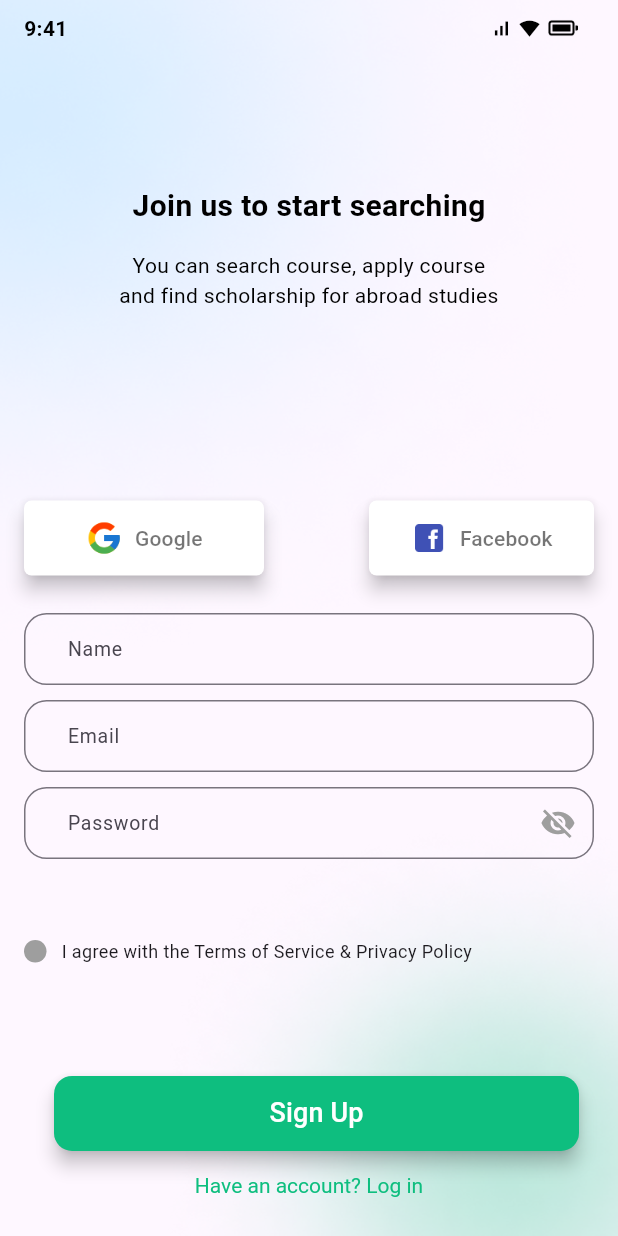
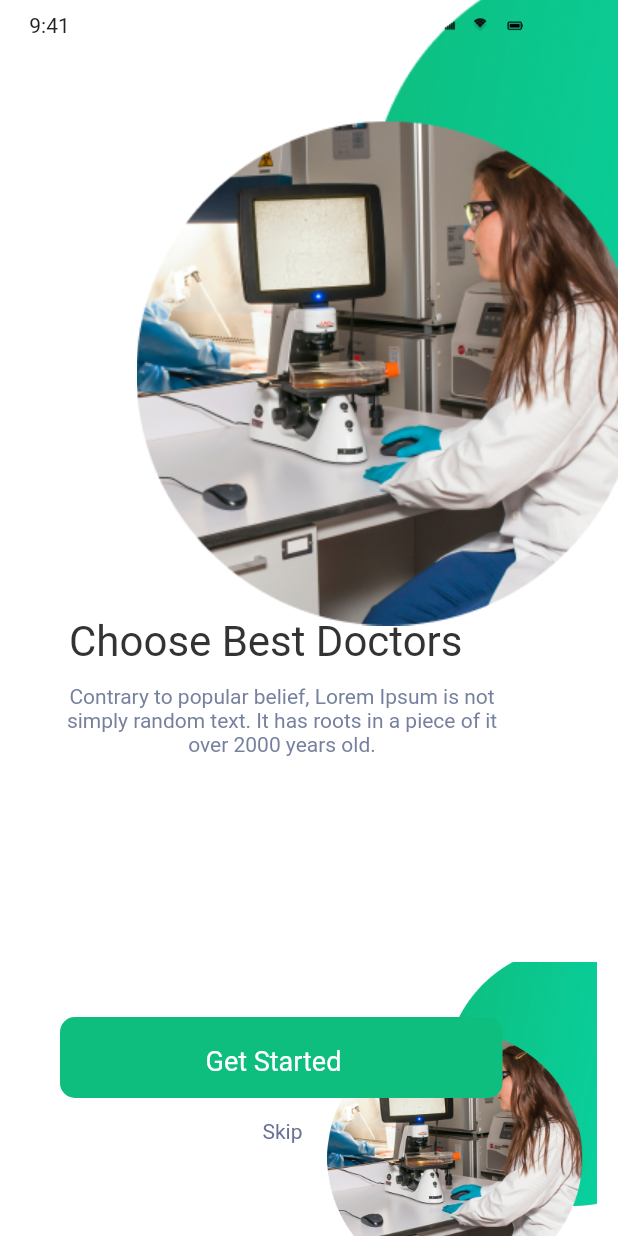
Before and after one commit to bangpaik/SLICING-UI, a Flutter app: the screen it shows after launch, on a phone screen of 412 x 824 dp. Run offline on Flutter 3.47's test engine with Material 3 defaults, Android fonts, the phone set to English and light mode, and no system bars; Roboto replaces fonts that are missing (Rubik-Bold, Rubik-Medium, Rubik-Regular).

Commit message:
bingung, wkwkwk..

```diff
--- a/slicing_ui/lib/main.dart
+++ b/slicing_ui/lib/main.dart
@@ -1,4 +1,5 @@
 import 'package:flutter/material.dart';
+import 'package:slicing_ui/screen_pages/1splash_screen.dart';
 import 'package:slicing_ui/screen_pages/16sign_up_screen.dart';
 
 void main() {
@@ -13,7 +14,7 @@ class MyApp extends StatelessWidget {
       theme: ThemeData(
         primarySwatch: Colors.blue,
       ),
-      home: SignUpScreen(), //
+      home: SplashScreen(), //
       debugShowCheckedModeBanner: false, // Menghilangkan banner debug
     );
   }
--- a/slicing_ui/lib/screen_pages/1splash_screen.dart
+++ b/slicing_ui/lib/screen_pages/1splash_screen.dart
@@ -1,6 +1,6 @@
 import 'dart:async';
 import 'package:flutter/material.dart';
-import 'package:slicing_ui/screen_pages/2on_boarding1.dart';
+import 'package:slicing_ui/screen_pages/3on_boarding2.dart';
 
 
 class SplashScreen extends StatelessWidget {
@@ -14,7 +14,7 @@ class SplashScreen extends StatelessWidget {
     Timer(Duration(seconds: 3), () {
       Navigator.pushReplacement(
         context,
-        MaterialPageRoute(builder: (context) => OnBoarding1()), // Ganti OnBoarding1 dengan halaman tujuan yang sesuai
+        MaterialPageRoute(builder: (context) => OnBoarding2()), // Ganti OnBoarding1 dengan halaman tujuan yang sesuai
       );
     });
 
--- a/slicing_ui/lib/screen_pages/2on_boarding1.dart
+++ b/slicing_ui/lib/screen_pages/2on_boarding1.dart
@@ -19,24 +19,25 @@ class OnBoarding1 extends StatelessWidget {
               top: 0,
               child: Image.asset(
                 'images/ellipse_153.png',
-        width: screenSize.width,
-        height: screenSize.height,
+                width: screenSize.width * 0.5, // Mengubah lebar gambar menjadi setengah dari lebar layar
+                height: screenSize.height * 0.5, // Mengubah tinggi gambar menjadi setengah dari tinggi layar
                 fit: BoxFit.fill,
               ),
             ),
             Positioned(
-    right: 0,
-    bottom: 0,
+              left: (screenSize.width - screenSize.width * 0.5) / 2,
+              top: (screenSize.height - screenSize.height * 0.5) / 2,
               child: Image.asset(
                 'images/ellipse_154.png',
-    width: screenSize.width,
-    height: screenSize.height,
+                width: screenSize.width * 0.5,
+                height: screenSize.height * 0.4,
                 fit: BoxFit.fill,
               ),
             ),
-    Positioned(
-    left: screenSize.width * 0.14,
-    top: screenSize.height * 0.79,
+
+            Align(
+              alignment: Alignment.bottomCenter,
+              child: Container(
                 width: screenSize.width * 0.38,
                 height: screenSize.height * 0.25,
                 child: GestureDetector(
@@ -52,14 +53,14 @@ class OnBoarding1 extends StatelessWidget {
                     child: Stack(
                       children: [
                         Positioned(
-    left: screenSize.width * 0.12,
+                          left: screenSize.width * 0.10,
                           top: screenSize.height * 0.18,
                           child: Text(
                             'Skip',
                             textAlign: TextAlign.center,
                             style: TextStyle(
                               decoration: TextDecoration.none,
-    fontSize: 14,
+                              fontSize: 10,
                               color: const Color(0xff677294),
                               fontFamily: 'Rubik-Regular',
                               fontWeight: FontWeight.normal,
@@ -68,12 +69,12 @@ class OnBoarding1 extends StatelessWidget {
                         ),
                         Positioned(
                           left: 0,
-    width: screenSize.width * 0.38,
+                          width: screenSize.width * 0.22,
                           top: 0,
-    height: screenSize.height * 0.13,
+                          height: screenSize.height * 0.10,
                           child: Container(
-    width: screenSize.width * 0.38,
-    height: screenSize.height * 0.13,
+                            width: screenSize.width * 0.25,
+                            height: screenSize.height * 0.10,
                             decoration: BoxDecoration(
                               color: const Color(0xff0ebe7f),
                               borderRadius: BorderRadius.circular(10),
@@ -84,7 +85,7 @@ class OnBoarding1 extends StatelessWidget {
                                 textAlign: TextAlign.center,
                                 style: TextStyle(
                                   decoration: TextDecoration.none,
-    fontSize: 18,
+                                  fontSize: 14,
                                   color: const Color(0xffffffff),
                                   fontFamily: 'Rubik-Medium',
                                   fontWeight: FontWeight.normal,
@@ -98,6 +99,9 @@ class OnBoarding1 extends StatelessWidget {
                   ),
                 ),
               ),
+            ),
+
+
             Positioned(
               left: screenSize.width * 0.06,
               top: screenSize.height * 0.63,
@@ -110,10 +114,10 @@ class OnBoarding1 extends StatelessWidget {
                     top: 0,
                     child: Text(
                       'Find Trusted Doctors',
-    textAlign: TextAlign.center,
+                      textAlign: TextAlign.center, // Mengatur teks rata tengah
                       style: TextStyle(
                         decoration: TextDecoration.none,
-    fontSize: screenSize.width * 0.07,
+                        fontSize: screenSize.width * 0.05,
                         color: const Color(0xff333333),
                         fontFamily: 'Rubik-Medium',
                         fontWeight: FontWeight.normal,
@@ -127,10 +131,10 @@ class OnBoarding1 extends StatelessWidget {
                     height: screenSize.height * 0.06,
                     child: Text(
                       'Contrary to popular belief, Lorem Ipsum is not simply random text. It has roots in a piece of it over 2000 years old.',
-    textAlign: TextAlign.center,
+                      textAlign: TextAlign.center, // Mengatur teks rata tengah
                       style: TextStyle(
                         decoration: TextDecoration.none,
-    fontSize: screenSize.width * 0.04,
+                        fontSize: screenSize.width * 0.02,
                         color: const Color(0xe5677294),
                         fontFamily: 'Rubik-Regular',
                         fontWeight: FontWeight.normal,
@@ -140,6 +144,9 @@ class OnBoarding1 extends StatelessWidget {
                 ],
               ),
             ),
+
+
+
             Positioned(
               left: screenSize.width * 0.01,
               top: screenSize.height * 0.01,
@@ -176,21 +183,33 @@ class OnBoarding1 extends StatelessWidget {
                           width: screenSize.width * 0.06,
                           top: screenSize.height * 0.005,
                           height: screenSize.height * 0.025,
-        child: Image.asset('images/battery.png', width: screenSize.width * 0.06, height: screenSize.height * 0.025,),
+                          child: Image.asset(
+                            'images/battery.png',
+                            width: screenSize.width * 0.06,
+                            height: screenSize.height * 0.025,
+                          ),
                         ),
                         Positioned(
                           right: screenSize.width * 0.08,
                           width: screenSize.width * 0.04,
                           top: screenSize.height * 0.005,
                           height: screenSize.height * 0.025,
-        child: Image.asset('images/imageWifi_513.png', width: screenSize.width * 0.04, height: screenSize.height * 0.025,),
+                          child: Image.asset(
+                            'images/imageWifi_3117.png',
+                            width: screenSize.width * 0.04,
+                            height: screenSize.height * 0.025,
+                          ),
                         ),
                         Positioned(
                           right: screenSize.width * 0.04,
                           width: screenSize.width * 0.05,
                           top: screenSize.height * 0.005,
                           height: screenSize.height * 0.025,
-        child: Image.asset('images/signal.png', width: screenSize.width * 0.05, height: screenSize.height * 0.025,),
+                          child: Image.asset(
+                            'images/signal.png',
+                            width: screenSize.width * 0.05,
+                            height: screenSize.height * 0.025,
+                          ),
                         ),
                       ],
                     ),
--- /dev/null
+++ b/slicing_ui/lib/screen_pages/3on_boarding2.dart
@@ -0,0 +1,202 @@
+import 'package:flutter/material.dart';
+
+class OnBoarding2 extends StatefulWidget {
+  OnBoarding2({super.key});
+
+  @override
+  State<StatefulWidget> createState() => _OnBoarding2();
+}
+
+class _OnBoarding2 extends State<OnBoarding2> {
+  @override
+  Widget build(BuildContext context) {
+    return Container(
+      color: Colors.white,
+      child: Container(
+        width: 375,
+        height: 812,
+        decoration: BoxDecoration(
+          color: const Color(0xffffffff),
+        ),
+        child: Stack(
+          children: [
+            Positioned(
+              left: 200,
+              width: 216,
+              top: 641,
+              height: 216,
+              child: Image.asset('images/imageBg_169568.png', width: 216, height: 216,),
+            ),
+            Positioned(
+              left: 40,
+              width: 295,
+              top: 678,
+              height: 91,
+              child: Container(
+                width: 295,
+                height: 91,
+                decoration: BoxDecoration(
+                  borderRadius: BorderRadius.circular(10),
+                ),
+                child: Stack(
+                  children: [
+                    Positioned(
+                      left: 135,
+                      top: 68,
+                      child: Text(
+                        'Skip',
+                        textAlign: TextAlign.center,
+                        style: TextStyle(decoration: TextDecoration.none, fontSize: 14, color: const Color(0xff677294), fontFamily: 'Rubik-Regular', fontWeight: FontWeight.normal),
+                        maxLines: 9999,
+                        overflow: TextOverflow.ellipsis,
+                      ),
+                    ),
+                    Positioned(
+                      left: 0,
+                      width: 295,
+                      top: 0,
+                      height: 54,
+                      child: Container(
+                        width: 295,
+                        height: 54,
+                        decoration: BoxDecoration(
+                          borderRadius: BorderRadius.circular(10),
+                        ),
+                        child: Stack(
+                          children: [
+                            Positioned(
+                              left: 0,
+                              width: 295,
+                              top: 0,
+                              height: 54,
+                              child: Container(
+                                width: 295,
+                                height: 54,
+                                decoration: BoxDecoration(
+                                  color: const Color(0xff0ebe7f),
+                                  borderRadius: BorderRadius.circular(10),
+                                ),
+                              ),
+                            ),
+                            Positioned(
+                              left: 97,
+                              width: 102,
+                              top: 19,
+                              height: 17,
+                              child: Text(
+                                'Get Started',
+                                textAlign: TextAlign.left,
+                                style: TextStyle(decoration: TextDecoration.none, fontSize: 18, color: const Color(0xffffffff), fontFamily: 'Rubik-Medium', fontWeight: FontWeight.normal),
+                                maxLines: 9999,
+                                overflow: TextOverflow.ellipsis,
+                              ),
+                            ),
+                          ],
+                        ),
+                      ),
+                    ),
+                  ],
+                ),
+              ),
+            ),
+            Positioned(
+              left: 36,
+              width: 304,
+              top: 411,
+              height: 115,
+              child: Stack(
+                children: [
+                  Positioned(
+                    left: 10,
+                    top: 0,
+                    child: Text(
+                      'Choose Best Doctors',
+                      textAlign: TextAlign.center,
+                      style: TextStyle(decoration: TextDecoration.none, fontSize: 28, color: const Color(0xff333333), fontFamily: 'Rubik-Medium', fontWeight: FontWeight.normal),
+                      maxLines: 9999,
+                      overflow: TextOverflow.ellipsis,
+                    ),
+                  ),
+                  Positioned(
+                    left: 0,
+                    width: 304,
+                    top: 45,
+                    height: 70,
+                    child: Text(
+                      'Contrary to popular belief, Lorem Ipsum is not simply random text. It has roots in a piece of it over 2000 years old.',
+                      textAlign: TextAlign.center,
+                      style: TextStyle(decoration: TextDecoration.none, fontSize: 14, color: const Color(0xe5677294), fontFamily: 'Rubik-Regular', fontWeight: FontWeight.normal),
+                      maxLines: 9999,
+                      overflow: TextOverflow.ellipsis,
+                    ),
+                  ),
+                ],
+              ),
+            ),
+            Positioned(
+              left: 20,
+              width: 497,
+              top: -20,
+              height: 447,
+              child: Image.asset('images/imageBg_169568.png', width: 497, height: 447,),
+            ),
+            Positioned(
+              left: 6,
+              width: 349,
+              top: 9,
+              height: 18,
+              child: Stack(
+                children: [
+                  Positioned(
+                    left: 0,
+                    width: 349,
+                    top: 0,
+                    height: 18,
+                    child: Stack(
+                      children: [
+                        Positioned(
+                          left: 0,
+                          width: 54,
+                          top: 0,
+                          height: 18,
+                          child: Text(
+                            '9:41',
+                            textAlign: TextAlign.center,
+                            style: TextStyle(decoration: TextDecoration.none, fontSize: 14, color: const Color(0xff222222), fontFamily: 'Rubik-Bold', fontWeight: FontWeight.normal),
+                            maxLines: 9999,
+                            overflow: TextOverflow.ellipsis,
+                          ),
+                        ),
+                        Positioned(
+                          left: 326.008,
+                          width: 22.992,
+                          top: 2.956,
+                          height: 10.711,
+                          child: Image.asset('images/battery.png', width: 22.992, height: 10.711,),
+                        ),
+                        Positioned(
+                          right: 27.717000000000027,
+                          width: 14.491,
+                          top: 2.953,
+                          height: 10.396,
+                          child: Image.asset('images/imageWifi_3117.png', width: 14.491, height: 10.396,),
+                        ),
+                        Positioned(
+                          right: 46.934,
+                          width: 16.066,
+                          top: 3.271,
+                          height: 10.081,
+                          child: Image.asset('images/signal.png', width: 16.066, height: 10.081,),
+                        ),
+                      ],
+                    ),
+                  ),
+                ],
+              ),
+            ),
+          ],
+        ),
+      ),
+    );
+  }
+}
--- a/slicing_ui/pubspec.yaml
+++ b/slicing_ui/pubspec.yaml
@@ -60,6 +60,7 @@ flutter:
 
   # To add assets to your application, add an assets section, like this:
   assets:
+    - images/
     - images/bg.png
     - images/battery.png
     - images/fb.png
```
Also changed, not shown: slicing_ui/images/containerImage_911.png (added), slicing_ui/images/imageBg_169568.png (added). Lines whose indentation alone changed are shown as unchanged.
